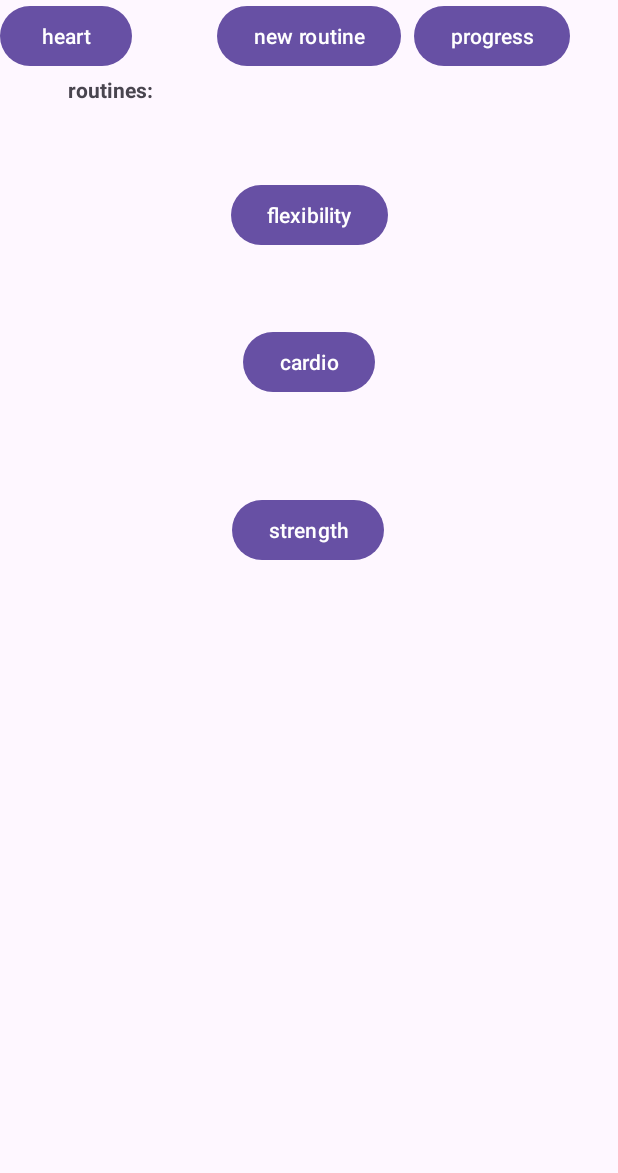
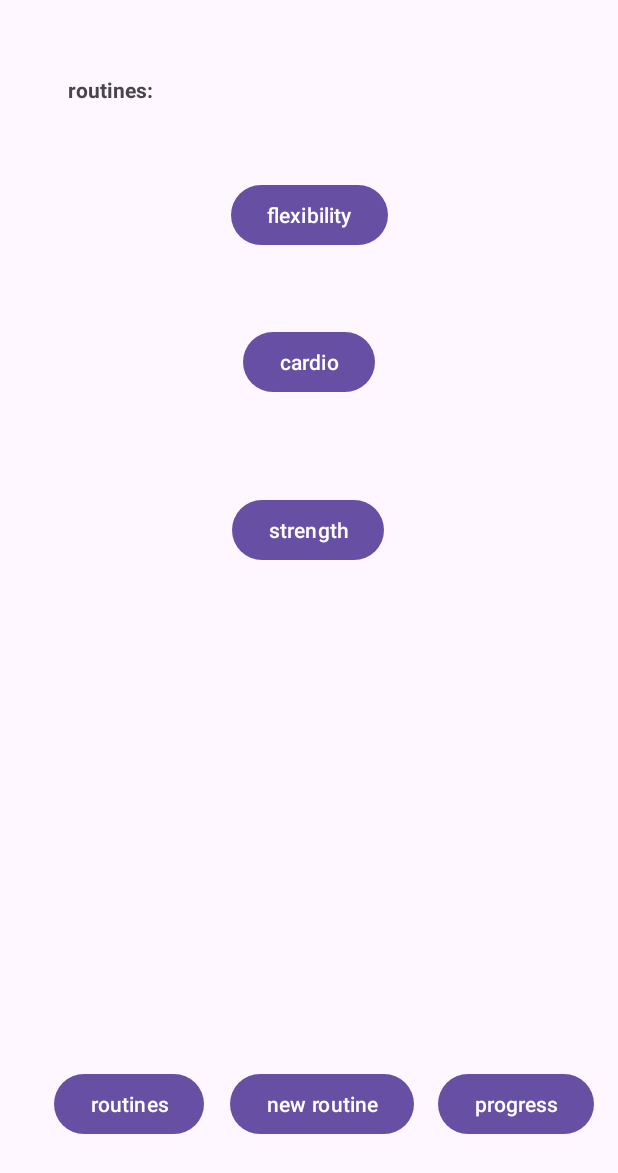
Before and after one commit to banaina/FlexFriend, an Android app: the screen it shows after launch (MainActivity), on a phone screen of 412 x 824 dp. Shown: the top 1173 px of the screen. Run offline under Robolectric (Android 15) with nearby library versions, the phone set to English and light mode, and no system bars.

Commit message:
edited the main and pick create routine xmls

```diff
--- a/app/src/main/res/layout/activity_main.xml
+++ b/app/src/main/res/layout/activity_main.xml
@@ -53,26 +53,31 @@
         android:id="@+id/routinesBtn"
         android:layout_width="wrap_content"
         android:layout_height="wrap_content"
-        android:text="heart"
-        tools:layout_editor_absoluteX="44dp"
-        tools:layout_editor_absoluteY="638dp" />
+        android:layout_marginStart="36dp"
+        android:layout_marginBottom="64dp"
+        android:text="routines"
+        app:layout_constraintBottom_toBottomOf="parent"
+        app:layout_constraintStart_toStartOf="parent" />
 
     <Button
         android:id="@+id/newRoutineBtn"
         android:layout_width="wrap_content"
         android:layout_height="wrap_content"
+        android:layout_marginBottom="64dp"
         android:text="new routine"
+        app:layout_constraintBottom_toBottomOf="parent"
         app:layout_constraintEnd_toEndOf="parent"
-        app:layout_constraintStart_toStartOf="parent"
-        tools:layout_editor_absoluteY="639dp" />
+        app:layout_constraintHorizontal_bias="0.531"
+        app:layout_constraintStart_toStartOf="parent" />
 
     <Button
         android:id="@+id/progressBtn"
         android:layout_width="wrap_content"
         android:layout_height="wrap_content"
-        android:layout_marginEnd="32dp"
+        android:layout_marginEnd="16dp"
+        android:layout_marginBottom="64dp"
         android:text="progress"
-        app:layout_constraintEnd_toEndOf="parent"
-        tools:layout_editor_absoluteY="639dp" />
+        app:layout_constraintBottom_toBottomOf="parent"
+        app:layout_constraintEnd_toEndOf="parent" />
 
 </androidx.constraintlayout.widget.ConstraintLayout>
--- a/app/src/main/res/layout/activity_pick_create_routine.xml
+++ b/app/src/main/res/layout/activity_pick_create_routine.xml
@@ -12,7 +12,6 @@
         android:text="flexibility"
         app:layout_constraintEnd_toEndOf="parent"
         app:layout_constraintStart_toStartOf="parent"
-        app:layout_constraintTop_toBottomOf=""
         tools:layout_editor_absoluteY="150dp" />
 
     <Button
```
